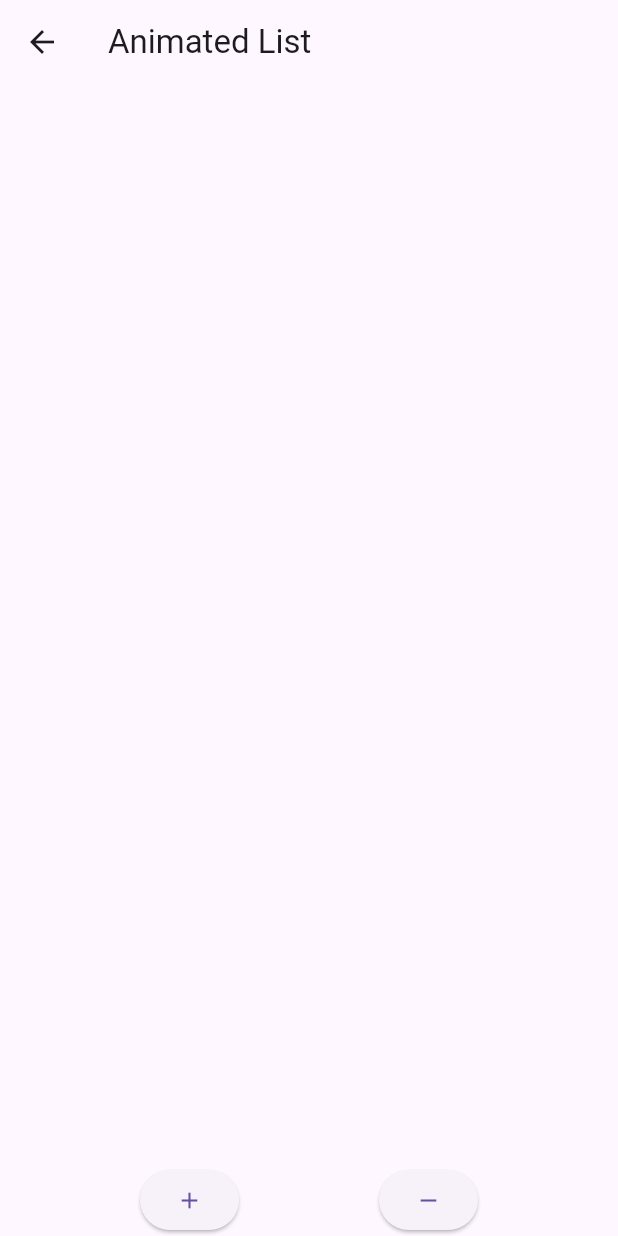
After one commit to AdelDaniel/flutter-animations-helper, a Flutter app: the AnimatedListScreen screen opened directly, after a tap on the "add" icon, after a tap on the "delete" icon, on a phone screen of 412 x 824 dp. The commit adds this screen. Run offline on Flutter 3.47's test engine with Material 3 defaults, Android fonts, the light colour scheme and no system bars.

Commit message:
Add AnimatedListScreen with item insertion and removal functionality

```diff
--- a/lib/main_screen.dart
+++ b/lib/main_screen.dart
@@ -9,6 +9,7 @@ import 'package:flutter_animation_helper/screens/implicit_animation_screens/anim
 import 'package:flutter_animation_helper/screens/implicit_animation_screens/animated_container_screen.dart';
 import 'package:flutter_animation_helper/screens/implicit_animation_screens/animated_cross_fade_screen.dart';
 import 'package:flutter_animation_helper/screens/implicit_animation_screens/animated_default_text_style_screen.dart';
+import 'package:flutter_animation_helper/screens/implicit_animation_screens/animated_list_screen.dart';
 import 'package:flutter_animation_helper/screens/implicit_animation_screens/animated_opacity_screen.dart';
 import 'package:flutter_animation_helper/screens/implicit_animation_screens/animated_padding_screen.dart';
 import 'package:flutter_animation_helper/screens/implicit_animation_screens/animated_physical_screen.dart';
@@ -95,6 +96,11 @@ class _MainScreenState extends State<MainScreen> {
                 screenWidget: AnimatedSwitcherScreen(),
               ),
 
+              const NavigationElevatedButton(
+                title: "Animated List",
+                screenWidget: AnimatedListScreen(),
+              ),
+
               ///
               /// Animations Builder
               ///
--- /dev/null
+++ b/lib/screens/implicit_animation_screens/animated_list_screen.dart
@@ -0,0 +1,93 @@
+import 'package:flutter/material.dart';
+
+class AnimatedListScreen extends StatefulWidget {
+  const AnimatedListScreen({super.key});
+
+  @override
+  State<AnimatedListScreen> createState() => _AnimatedListScreenState();
+}
+
+class _AnimatedListScreenState extends State<AnimatedListScreen> {
+  final GlobalKey<AnimatedListState> _listKey = GlobalKey<AnimatedListState>();
+
+  final List<String> _list = [];
+
+  @override
+  Widget build(BuildContext context) {
+    return Scaffold(
+      appBar: AppBar(
+        title: const Text('Animated List'),
+      ),
+      body: Column(
+        children: [
+          Expanded(
+            child: AnimatedList(
+              key: _listKey,
+              itemBuilder: (context, index, animation) {
+                return SizeTransition(
+                  sizeFactor: animation,
+                  child: ListTile(
+                    title: Text(_list[index]),
+                    trailing: IconButton(
+                      icon: const Icon(Icons.delete),
+                      onPressed: () {
+                        _removeItem(index);
+                      },
+                    ),
+                  ),
+                );
+              },
+            ),
+          ),
+          Align(
+            alignment: Alignment.bottomCenter,
+            child: Row(
+              mainAxisAlignment: MainAxisAlignment.spaceEvenly,
+              children: [
+                ElevatedButton(
+                  onPressed: _insertItem,
+                  child: const Icon(Icons.add),
+                ),
+                ElevatedButton(
+                  onPressed: () => _removeItem(),
+                  child: const Icon(Icons.remove),
+                ),
+              ],
+            ),
+          ),
+        ],
+      ),
+    );
+  }
+
+  void _insertItem() {
+    setState(() {
+      _list.insert(0, 'New Item ${_list.length}');
+      _listKey.currentState?.insertItem(0);
+    });
+  }
+
+  void _removeItem([int index = 0]) {
+    setState(
+      () {
+        String removedItem = _list[index];
+        _list.removeAt(index);
+        _listKey.currentState?.removeItem(
+          index,
+          duration: const Duration(milliseconds: 500),
+          (BuildContext context, Animation<double> animation) {
+            return SizeTransition(
+              sizeFactor: animation,
+              child: ListTile(
+                title: Text(
+                  removedItem,
+                  style: const TextStyle(color: Colors.red),
+                ),
+              ),
+            );
+          },
+        );
+      },
+    );
+  }
+}
```
